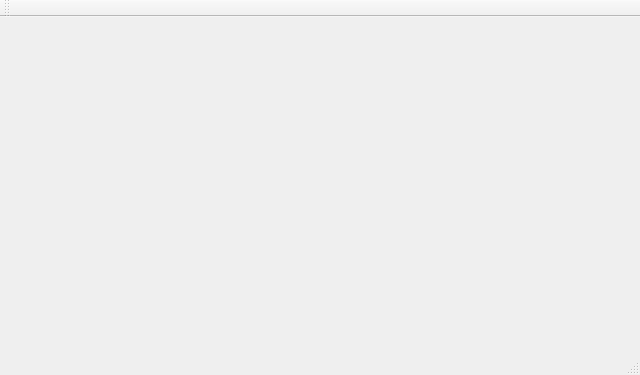
First picture: the form in learning/vvv/mainwindow.ui, repository dallord/recognition, before the edit.
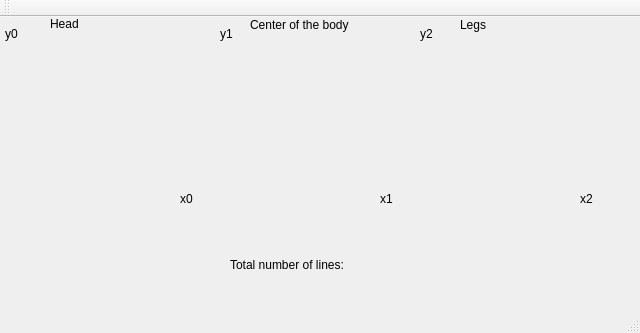
Second picture: the form after the edit.

Patch:
```diff
--- a/learning/vvv/mainwindow.ui
+++ b/learning/vvv/mainwindow.ui
@@ -7,13 +7,157 @@
     <x>0</x>
     <y>0</y>
     <width>640</width>
-    <height>375</height>
+    <height>333</height>
    </rect>
   </property>
   <property name="windowTitle">
    <string>MainWindow</string>
   </property>
-  <widget class="QWidget" name="centralWidget"/>
+  <widget class="QWidget" name="centralWidget">
+   <widget class="QLabel" name="label">
+    <property name="geometry">
+     <rect>
+      <x>5</x>
+      <y>10</y>
+      <width>57</width>
+      <height>14</height>
+     </rect>
+    </property>
+    <property name="text">
+     <string>y0</string>
+    </property>
+   </widget>
+   <widget class="QLabel" name="label_2">
+    <property name="geometry">
+     <rect>
+      <x>180</x>
+      <y>175</y>
+      <width>57</width>
+      <height>14</height>
+     </rect>
+    </property>
+    <property name="text">
+     <string>x0</string>
+    </property>
+   </widget>
+   <widget class="QLabel" name="label_3">
+    <property name="geometry">
+     <rect>
+      <x>380</x>
+      <y>175</y>
+      <width>57</width>
+      <height>14</height>
+     </rect>
+    </property>
+    <property name="text">
+     <string>x1</string>
+    </property>
+   </widget>
+   <widget class="QLabel" name="label_4">
+    <property name="geometry">
+     <rect>
+      <x>220</x>
+      <y>10</y>
+      <width>57</width>
+      <height>14</height>
+     </rect>
+    </property>
+    <property name="text">
+     <string>y1</string>
+    </property>
+   </widget>
+   <widget class="QLabel" name="label_5">
+    <property name="geometry">
+     <rect>
+      <x>580</x>
+      <y>175</y>
+      <width>57</width>
+      <height>14</height>
+     </rect>
+    </property>
+    <property name="text">
+     <string>x2</string>
+    </property>
+   </widget>
+   <widget class="QLabel" name="label_6">
+    <property name="geometry">
+     <rect>
+      <x>420</x>
+      <y>10</y>
+      <width>57</width>
+      <height>14</height>
+     </rect>
+    </property>
+    <property name="text">
+     <string>y2</string>
+    </property>
+   </widget>
+   <widget class="QLabel" name="label_7">
+    <property name="geometry">
+     <rect>
+      <x>230</x>
+      <y>240</y>
+      <width>131</width>
+      <height>16</height>
+     </rect>
+    </property>
+    <property name="text">
+     <string>Total number of lines:</string>
+    </property>
+   </widget>
+   <widget class="QLabel" name="label_8">
+    <property name="geometry">
+     <rect>
+      <x>370</x>
+      <y>240</y>
+      <width>57</width>
+      <height>14</height>
+     </rect>
+    </property>
+    <property name="text">
+     <string/>
+    </property>
+   </widget>
+   <widget class="QLabel" name="label_9">
+    <property name="geometry">
+     <rect>
+      <x>50</x>
+      <y>0</y>
+      <width>57</width>
+      <height>14</height>
+     </rect>
+    </property>
+    <property name="text">
+     <string>Head</string>
+    </property>
+   </widget>
+   <widget class="QLabel" name="label_10">
+    <property name="geometry">
+     <rect>
+      <x>250</x>
+      <y>0</y>
+      <width>121</width>
+      <height>16</height>
+     </rect>
+    </property>
+    <property name="text">
+     <string>Center of the body</string>
+    </property>
+   </widget>
+   <widget class="QLabel" name="label_11">
+    <property name="geometry">
+     <rect>
+      <x>460</x>
+      <y>0</y>
+      <width>121</width>
+      <height>16</height>
+     </rect>
+    </property>
+    <property name="text">
+     <string>Legs</string>
+    </property>
+   </widget>
+  </widget>
   <widget class="QMenuBar" name="menuBar">
    <property name="geometry">
     <rect>
```
